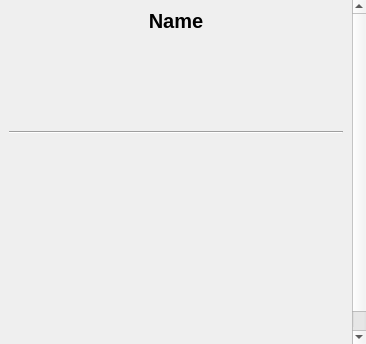
First picture: the form in src/ui/local/localmodinfowidget.ui, repository kaniol-lck/modmanager, before the edit.
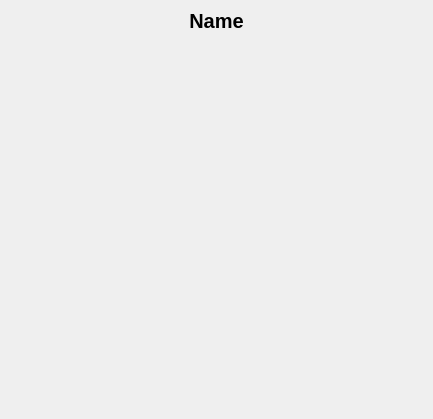
Second picture: the form after the edit.

Diff of the .ui file:
```diff
--- a/src/ui/local/localmodinfowidget.ui
+++ b/src/ui/local/localmodinfowidget.ui
@@ -6,8 +6,8 @@
    <rect>
     <x>0</x>
     <y>0</y>
-    <width>366</width>
-    <height>344</height>
+    <width>433</width>
+    <height>419</height>
    </rect>
   </property>
   <layout class="QGridLayout" name="gridLayout_2">
@@ -23,6 +23,81 @@
    <property name="bottomMargin">
     <number>0</number>
    </property>
+   <property name="spacing">
+    <number>0</number>
+   </property>
+   <item row="0" column="0">
+    <widget class="QStackedWidget" name="stackedWidget">
+     <property name="currentIndex">
+      <number>0</number>
+     </property>
+     <widget class="QWidget" name="page_3">
+      <layout class="QGridLayout" name="gridLayout_3">
+       <item row="0" column="0">
+        <widget class="QLabel" name="pathName">
+         <property name="sizePolicy">
+          <sizepolicy hsizetype="Expanding" vsizetype="Minimum">
+           <horstretch>0</horstretch>
+           <verstretch>0</verstretch>
+          </sizepolicy>
+         </property>
+         <property name="font">
+          <font>
+           <pointsize>15</pointsize>
+           <weight>75</weight>
+           <bold>true</bold>
+          </font>
+         </property>
+         <property name="text">
+          <string notr="true">Name</string>
+         </property>
+         <property name="alignment">
+          <set>Qt::AlignCenter</set>
+         </property>
+         <property name="wordWrap">
+          <bool>true</bool>
+         </property>
+        </widget>
+       </item>
+       <item row="1" column="0">
+        <widget class="QLabel" name="modCount">
+         <property name="alignment">
+          <set>Qt::AlignCenter</set>
+         </property>
+        </widget>
+       </item>
+       <item row="2" column="0">
+        <spacer name="verticalSpacer_2">
+         <property name="orientation">
+          <enum>Qt::Vertical</enum>
+         </property>
+         <property name="sizeHint" stdset="0">
+          <size>
+           <width>20</width>
+           <height>340</height>
+          </size>
+         </property>
+        </spacer>
+       </item>
+      </layout>
+     </widget>
+     <widget class="QWidget" name="page_4">
+      <layout class="QGridLayout" name="gridLayout_4">
+       <property name="leftMargin">
+        <number>0</number>
+       </property>
+       <property name="topMargin">
+        <number>0</number>
+       </property>
+       <property name="rightMargin">
+        <number>0</number>
+       </property>
+       <property name="bottomMargin">
+        <number>0</number>
+       </property>
+       <property name="spacing">
+        <number>0</number>
+       </property>
    <item row="0" column="0">
     <widget class="QScrollArea" name="scrollArea">
      <property name="frameShape">
@@ -36,8 +111,8 @@
        <rect>
         <x>0</x>
         <y>0</y>
-        <width>345</width>
-        <height>393</height>
+            <width>433</width>
+            <height>419</height>
        </rect>
       </property>
       <layout class="QVBoxLayout" name="verticalLayout">
@@ -131,6 +206,10 @@
           </size>
          </property>
         </spacer>
+           </item>
+          </layout>
+         </widget>
+        </widget>
        </item>
       </layout>
      </widget>
```
Lines whose indentation alone changed are shown as unchanged.
